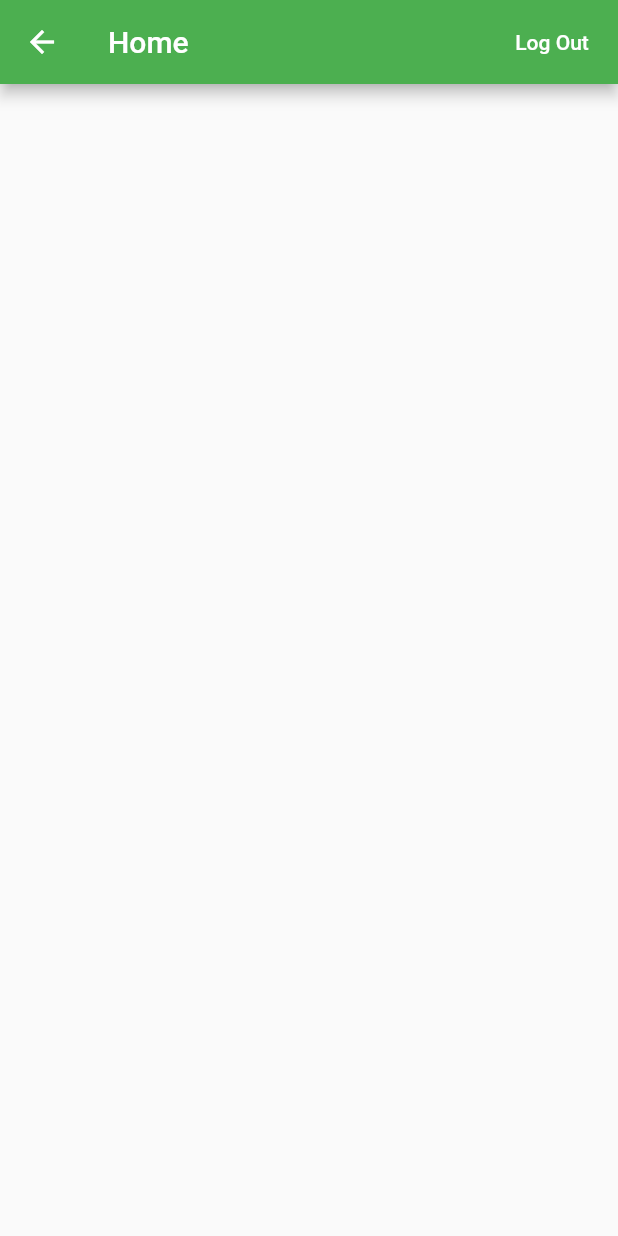
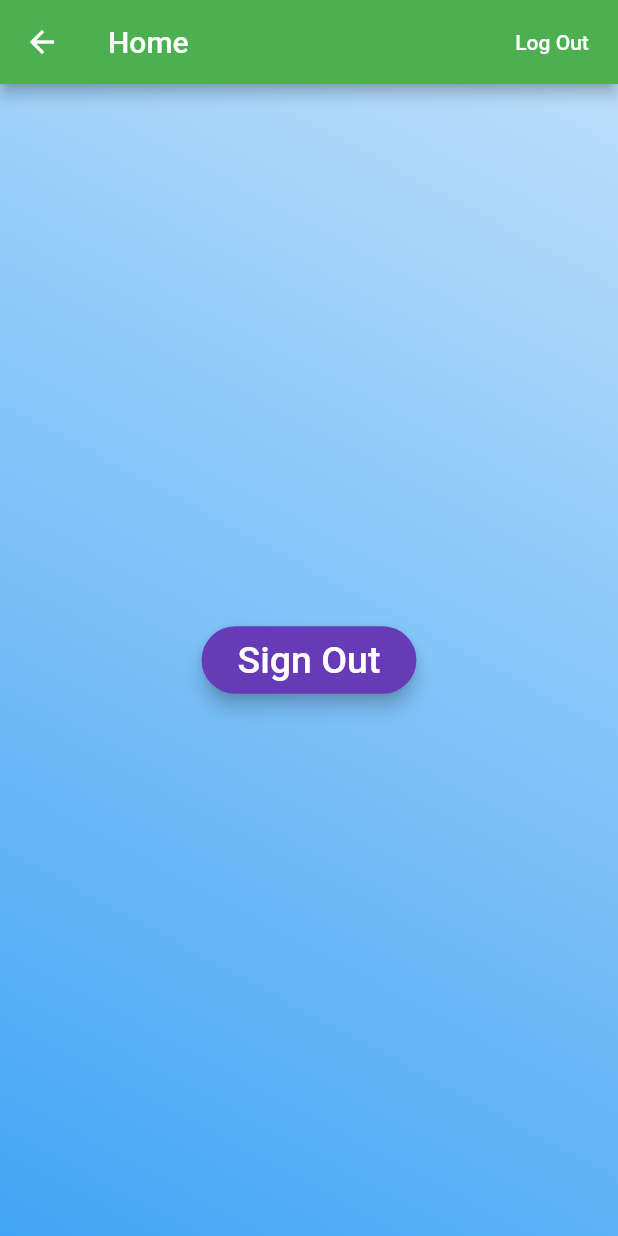
Before and after one commit to rhythmgupta16/Shopping, a Flutter app: the HomePage screen opened by its route, on a phone screen of 412 x 824 dp. Run offline on Flutter 3.47's test engine with Material 2 defaults, Android fonts, the phone set to English and light mode, and no system bars; our stand-ins replace cloud_firestore, firebase_auth, google_sign_in; accounts and stored records are empty.

```diff
--- a/lib/home.dart
+++ b/lib/home.dart
@@ -1,5 +1,7 @@
 import 'package:firebase_auth/firebase_auth.dart';
 import 'package:flutter/material.dart';
+import 'package:shopping/googleSignIn.dart';
+
 
 class HomePage extends StatefulWidget {
   HomePage({Key key, this.title, this.uid, FirebaseUser user}) : super(key: key); //update this to include the uid in the constructor
@@ -43,15 +45,44 @@ class _HomePageState extends State<HomePage> {
           )
         ],
       ),
-      body: Center(
-        child: Container(
-            padding: const EdgeInsets.all(20.0),
+      body: Container(
+        decoration: BoxDecoration(
+          gradient: LinearGradient(
+            begin: Alignment.topRight,
+            end: Alignment.bottomLeft,
+            colors: [Colors.blue[100], Colors.blue[400]],
+          ),
+        ),
+        child: Center(
+          child: Column(
+            mainAxisAlignment: MainAxisAlignment.center,
+            mainAxisSize: MainAxisSize.max,
+            children: <Widget>[
+              RaisedButton(
+                onPressed: () {
+                  signOutGoogle();
+                  Navigator.pushReplacementNamed(context, "/login")
+                  .catchError((err) => print(err));
+
+                },
+                color: Colors.deepPurple,
+                child: Padding(
+                  padding: const EdgeInsets.all(8.0),
+                  child: Text(
+                    'Sign Out',
+                    style: TextStyle(fontSize: 25, color: Colors.white),
+                  ),
+                ),
+                elevation: 5,
+                shape: RoundedRectangleBorder(
+                    borderRadius: BorderRadius.circular(40)),
+              )
+            ],
 
 
-            )),
-
-
+            ),
+         ),
+        ),
     );
   }
-
 }
--- a/pubspec.yaml
+++ b/pubspec.yaml
@@ -26,6 +26,7 @@ dependencies:
   cloud_firestore: ^0.12.3
   firebase_auth: ^0.11.1+6
   flutter_sms: ^1.1.0
+  google_sign_in: ^4.4.4
 
   # The following adds the Cupertino Icons font to your application.
   # Use with the CupertinoIcons class for iOS style icons.
```
Also changed, not shown: lib/googleSignIn.dart (added, +51 -0 lines), lib/login.dart (+32 -0 lines), pubspec.lock.
